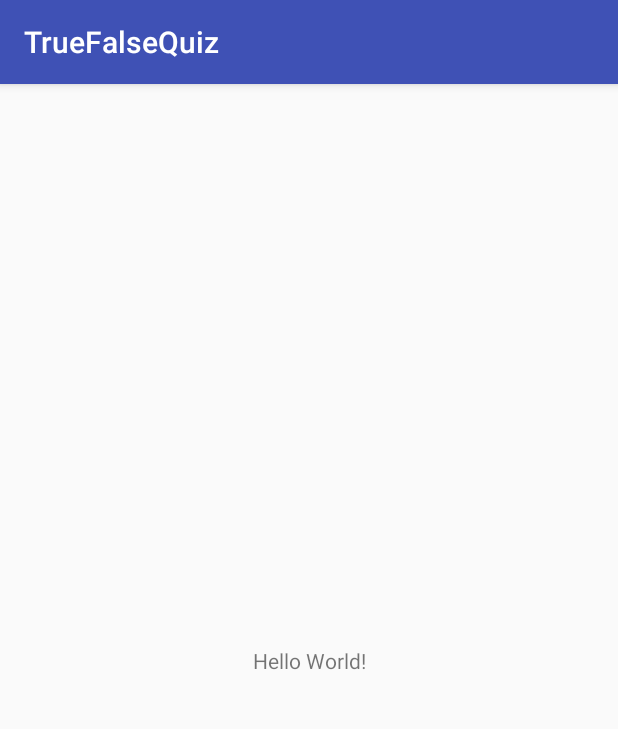
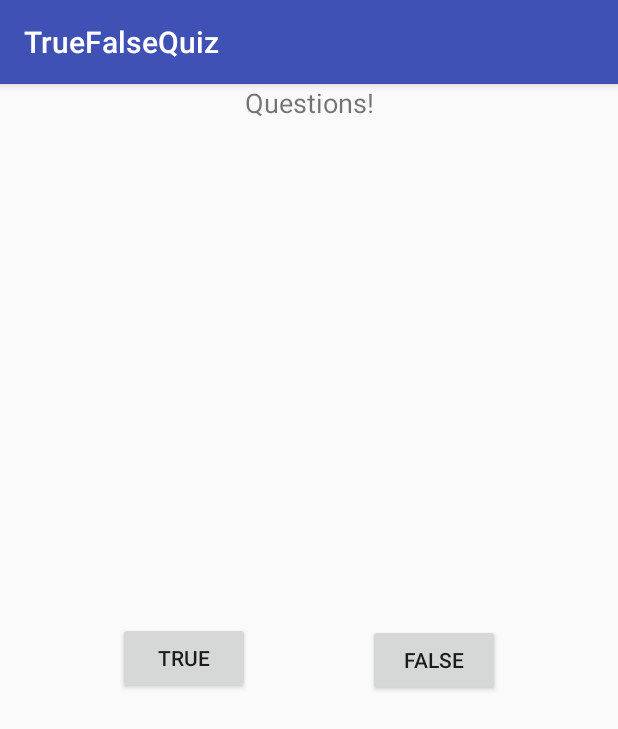
Before and after one commit to SaulTopete/TrueFalseQuiz, an Android app: the screen it shows after launch (MainActivity), on a phone screen of 412 x 824 dp. Shown: the top 729 px of the screen. Run offline under Robolectric (Android 15) with nearby library versions, the phone set to English and light mode, and no system bars; 3 statements that could not run were skipped.

Commit message:
i did it, NO ERRORS

```diff
--- a/app/build.gradle
+++ b/app/build.gradle
@@ -26,4 +26,6 @@ dependencies {
     androidTestImplementation 'com.android.support.test:runner:1.0.2'
     androidTestImplementation 'com.android.support.test.espresso:espresso-core:3.0.2'
     implementation 'com.google.code.gson:gson:2.8.5'
+    implementation 'com.google.android.gms:play-services-maps:16.0.0'
+    implementation 'com.android.support:design:28.0.0'
 }
--- a/app/src/main/java/com/example/truefalsequiz/MainActivity.java
+++ b/app/src/main/java/com/example/truefalsequiz/MainActivity.java
@@ -4,6 +4,8 @@ import android.content.Context;
 import android.support.v7.app.AppCompatActivity;
 import android.os.Bundle;
 import android.util.Log;
+import android.widget.Button;
+import android.widget.TextView;
 
 import com.google.gson.Gson;
 
@@ -12,8 +14,11 @@ import java.io.File;
 import java.io.IOException;
 import java.io.InputStream;
 import java.util.Arrays;
+import java.util.List;
 
 public class MainActivity extends AppCompatActivity {
+
+   private List<Question> questions;
 
     public static final String TAG = "MainActivity";
 
@@ -22,21 +27,22 @@ public class MainActivity extends AppCompatActivity {
         super.onCreate(savedInstanceState);
         setContentView(R.layout.activity_main);
 
+        initializeQuiz();
+    }
+
+    private void initializeQuiz() {
         InputStream XmlFileInputStream = getResources().openRawResource(R.raw.questions); // getting XML
 
-        //String jsonString = readTextFile(stream);
+        String jsonString = readTextFile(XmlFileInputStream);
 
-
-        // create a gson object
-        ///Gson gson = new Gson();
-        // read your json file into an array of questions
-        ///Question[] questions =  gson.fromJson(jsonString, Question[].class);
-        // convert your array to a list using the Arrays utility class
-        ///List<Question> questionList = Arrays.asList(questions);
-        // verify that it read everything properly
-        ///Log.d(TAG, "onCreate: " + questionList.toString());
-
-        wireWidgets();
+        //create a gson object
+        Gson gson = new Gson();
+        //read your json file into an array of questions
+        Question[] questions =  gson.fromJson(jsonString, Question[].class);
+        //convert your array to a list using the Arrays utility class
+        List<Question> questionList = Arrays.asList(questions);
+        //verify that it read everything properly
+        Log.d("WORKING", "onCreate: " + questionList.toString());
     }
 
     public String readTextFile(InputStream inputStream) {
@@ -56,8 +62,6 @@ public class MainActivity extends AppCompatActivity {
         return outputStream.toString();
     }
 
-    private void wireWidgets() {
 
-    }
 
 }
--- a/app/src/main/java/com/example/truefalsequiz/Questions.java
+++ b/app/src/main/java/com/example/truefalsequiz/Question.java
@@ -1,12 +1,12 @@
 package com.example.truefalsequiz;
 
-public class Questions {
+public class Question {
     private String question;
     private boolean answer;
 
     @Override
     public String toString() {
-        return "Questions{" +
+        return "Question{" +
                 "question='" + question + '\'' +
                 ", answer=" + answer +
                 '}';
@@ -21,6 +21,7 @@ public class Questions {
     }
 
     public boolean isAnswer() {
+
         return answer;
     }
 
--- a/app/src/main/res/layout/activity_main.xml
+++ b/app/src/main/res/layout/activity_main.xml
@@ -6,13 +6,44 @@
     android:layout_height="match_parent"
     tools:context=".MainActivity">
 
-    <TextView
+    <Button
+        android:id="@+id/button_main_true"
         android:layout_width="wrap_content"
         android:layout_height="wrap_content"
-        android:text="Hello World!"
+        android:layout_marginBottom="8dp"
+        android:layout_marginTop="8dp"
+        android:text="True"
         app:layout_constraintBottom_toBottomOf="parent"
-        app:layout_constraintLeft_toLeftOf="parent"
-        app:layout_constraintRight_toRightOf="parent"
+        app:layout_constraintEnd_toStartOf="@+id/button_main_false"
+        app:layout_constraintHorizontal_bias="0.5"
+        app:layout_constraintStart_toStartOf="parent"
+        app:layout_constraintTop_toTopOf="parent"
+        app:layout_constraintVertical_bias="0.498" />
+
+    <Button
+        android:id="@+id/button_main_false"
+        android:layout_width="wrap_content"
+        android:layout_height="wrap_content"
+        android:layout_marginBottom="8dp"
+        android:layout_marginTop="8dp"
+        android:text="False"
+        app:layout_constraintBottom_toBottomOf="parent"
+        app:layout_constraintEnd_toEndOf="parent"
+        app:layout_constraintHorizontal_bias="0.5"
+        app:layout_constraintStart_toEndOf="@+id/button_main_true"
         app:layout_constraintTop_toTopOf="parent" />
 
+    <TextView
+        android:id="@+id/textview_main_questions"
+        android:layout_width="wrap_content"
+        android:layout_height="wrap_content"
+        android:layout_marginEnd="8dp"
+        android:layout_marginStart="8dp"
+        android:text="Questions!"
+        android:textSize="18sp"
+        app:layout_constraintEnd_toEndOf="parent"
+        app:layout_constraintHorizontal_bias="0.5"
+        app:layout_constraintStart_toStartOf="parent"
+        tools:layout_editor_absoluteY="82dp" />
+
 </android.support.constraint.ConstraintLayout>
```
Also changed, not shown: app/src/main/java/com/example/truefalsequiz/Quiz.java (added, +33 -0 lines).
